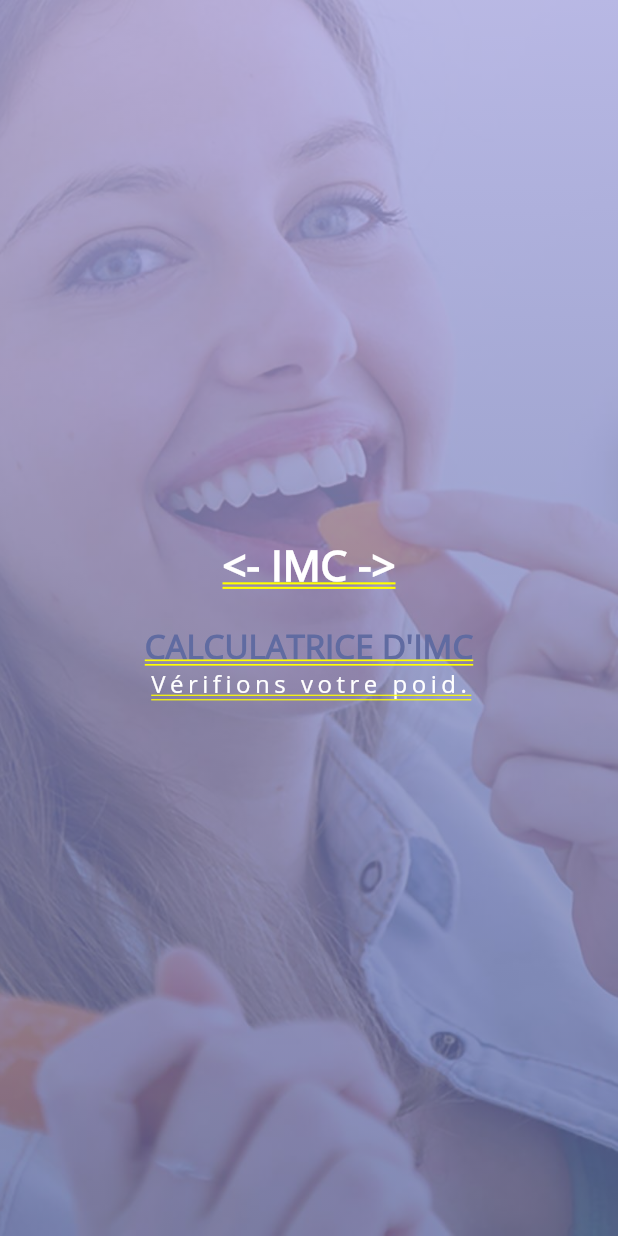
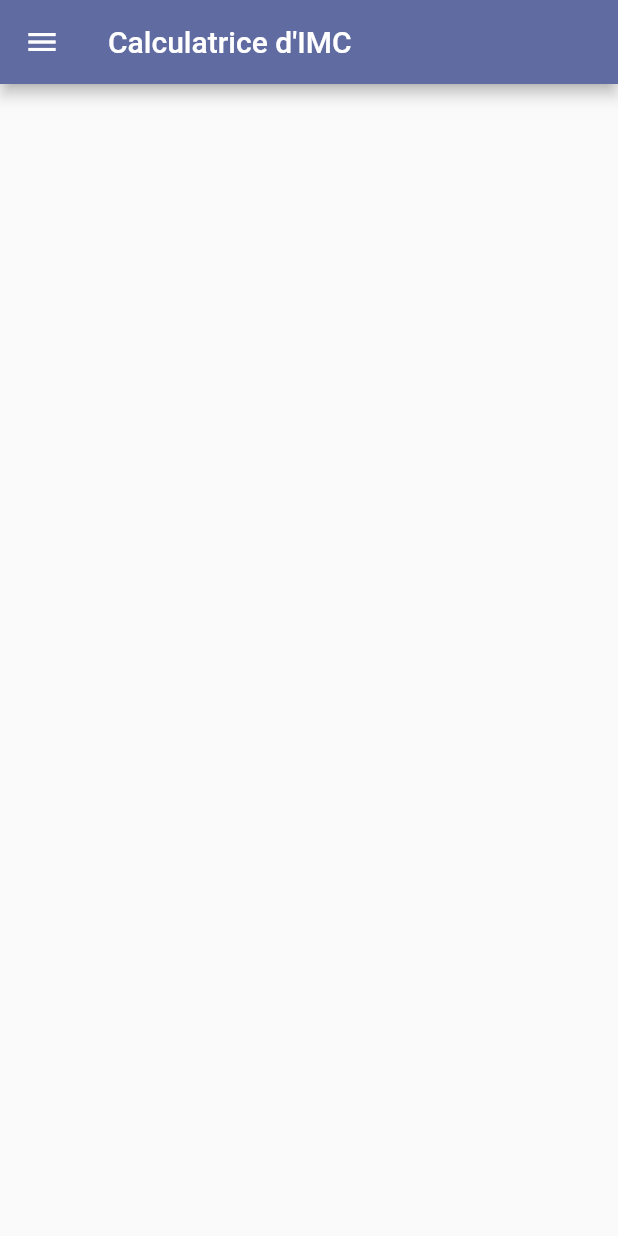
Before and after one commit to boriskamtou/bmi_project, a Flutter app: the screen it shows after launch, on a phone screen of 412 x 824 dp. Run offline on Flutter 3.47's test engine with Material 2 defaults, Android fonts, the phone set to English and light mode, and no system bars; our stand-ins replace fancy_bottom_navigation, page_transition; Roboto replaces fonts that are missing (OpenSans-SemiBold).

Commit message:
Adding home screen 2 packages

```diff
--- a/lib/main.dart
+++ b/lib/main.dart
@@ -1,9 +1,14 @@
+import 'package:bmi_project/screens/home_screen.dart';
 import 'package:bmi_project/screens/splash_screen.dart';
 import 'package:flutter/material.dart';
 
 void main() => runApp(MaterialApp(
+      initialRoute: '/',
+      routes: {
+        '/': (context) => SplashScreen(),
+        "HomeScreen": (context) => HomePage(),
+      },
       theme: ThemeData(
         primaryColor: Color(0xFF606BA1),
       ),
-      home: SplashScreen(),
     ));
--- /dev/null
+++ b/lib/screens/home_screen.dart
@@ -0,0 +1,41 @@
+import 'package:bmi_project/utilities/constantes.dart';
+import 'package:flutter/material.dart';
+
+// My Imports
+import 'package:fancy_bottom_navigation/fancy_bottom_navigation.dart';
+
+class HomePage extends StatelessWidget {
+  @override
+  Widget build(BuildContext context) {
+    return MaterialApp(
+      home: BmiMenu(),
+    );
+  }
+}
+
+class BmiMenu extends StatefulWidget {
+  @override
+  _BmiMenuState createState() => _BmiMenuState();
+}
+
+class _BmiMenuState extends State<BmiMenu> {
+  @override
+  Widget build(BuildContext context) {
+    return Scaffold(
+      appBar: AppBar(
+        backgroundColor: kMainColor,
+        leading: IconButton(
+            icon: Icon(Icons.menu),
+            onPressed: () {
+              print('Bonjour le monde');
+            }),
+        title: Text(
+          "Calculatrice d'IMC",
+          style: TextStyle(
+            fontFamily: 'OpenSans-SemiBold',
+          ),
+        ),
+      ),
+    );
+  }
+}
--- a/lib/screens/splash_screen.dart
+++ b/lib/screens/splash_screen.dart
@@ -1,4 +1,11 @@
+import 'dart:async';
+
 import 'package:flutter/material.dart';
+
+import 'home_screen.dart';
+
+// My Import packages
+import 'package:page_transition/page_transition.dart';
 
 class SplashScreen extends StatefulWidget {
   @override
@@ -6,6 +13,27 @@ class SplashScreen extends StatefulWidget {
 }
 
 class _SplashScreenState extends State<SplashScreen> {
+  Future<Timer> goToHomeScreen() async {
+    return Timer(Duration(seconds: 3), goToHome);
+  }
+
+  goToHome() async {
+    Navigator.push(
+      context,
+      PageTransition(
+        duration: Duration(milliseconds: 680),
+        type: PageTransitionType.rightToLeft,
+        child: HomePage(),
+      ),
+    );
+  }
+
+  @override
+  void initState() {
+    super.initState();
+    goToHomeScreen();
+  }
+
   @override
   Widget build(BuildContext context) {
     return Container(
--- a/lib/utilities/constantes.dart
+++ b/lib/utilities/constantes.dart
@@ -0,0 +1,6 @@
+import 'package:flutter/material.dart';
+
+const kMainColor = Color(0xFF606BA1);
+const kFontFamilySemiBold = TextStyle(
+  fontFamily: 'OpenSans-SemiBold',
+);
--- a/pubspec.yaml
+++ b/pubspec.yaml
@@ -11,6 +11,9 @@ dependencies:
     sdk: flutter
 
   cupertino_icons: ^0.1.2
+  page_transition: ^1.1.4
+  fancy_bottom_navigation: ^0.3.2
+
 
 dev_dependencies:
   flutter_test:
@@ -28,3 +31,4 @@ flutter:
   - family: OpenSans-Regular
     fonts:
     - asset: fonts/OpenSans-Regular.ttf
+    - asset: fonts/OpenSans-SemiBold.ttf
```
Also changed, not shown: fonts/OpenSans-SemiBold.ttf (added), pubspec.lock.
